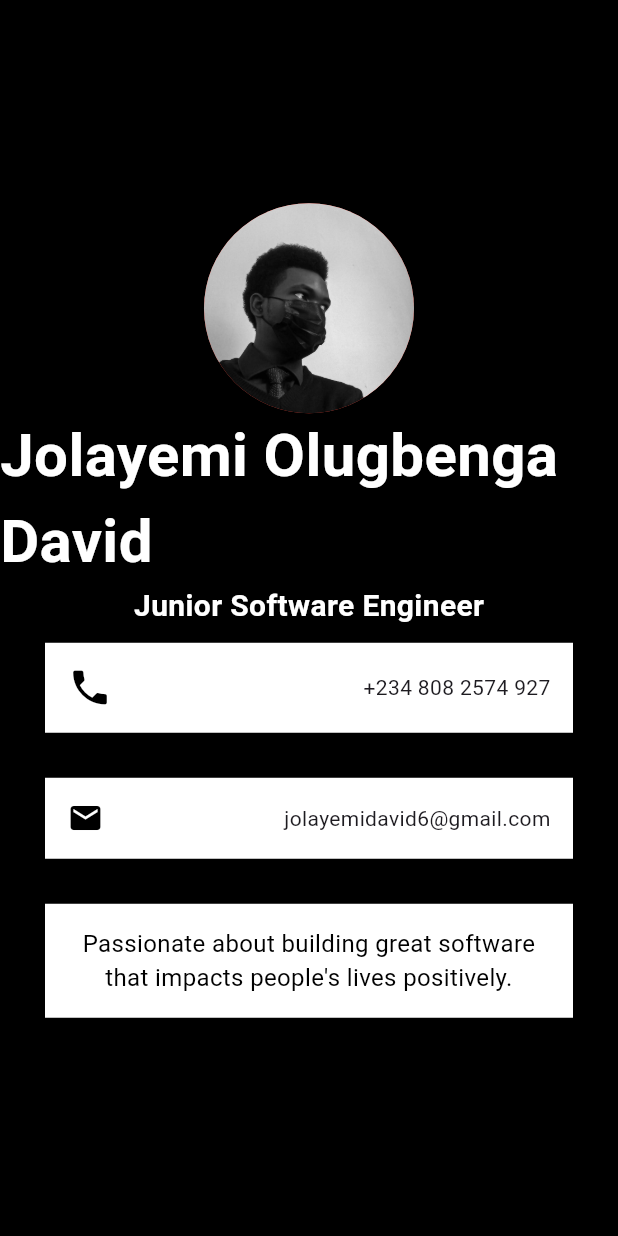
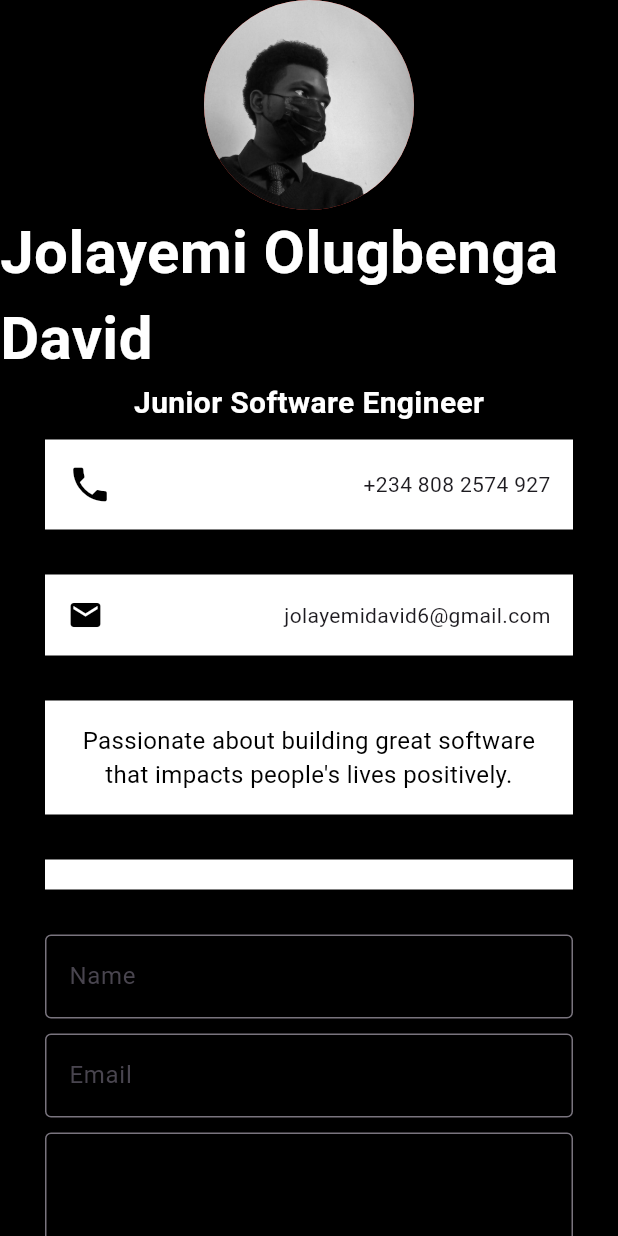
Before and after one commit to sky-hackeR/flutter_tut, a Flutter app: the screen it shows after launch, on a phone screen of 412 x 824 dp. Run offline on Flutter 3.47's test engine with Material 3 defaults, Android fonts, the phone set to English and light mode, and no system bars; Roboto replaces fonts that are missing (Pacifico).

Commit message:
Forms in flutter

```diff
--- a/lib/main.dart
+++ b/lib/main.dart
@@ -14,6 +14,7 @@ class App extends StatelessWidget {
         backgroundColor: Colors.black,
         body: SafeArea(
           child: Container(
+            child: SingleChildScrollView(
               child: Column(
                 mainAxisAlignment: MainAxisAlignment.center,
                 children: [
@@ -36,7 +37,8 @@ class App extends StatelessWidget {
                     style: TextStyle(
                       color: Colors.white,
                       fontSize: 20.0,
-                      fontWeight: FontWeight.bold),
+                      fontWeight: FontWeight.bold,
+                    ),
                   ),
                   Container(
                     color: Colors.white,
@@ -46,8 +48,8 @@ class App extends StatelessWidget {
                       mainAxisAlignment: MainAxisAlignment.spaceBetween,
                       children: [
                         Icon(Icons.phone, color: Colors.black, size: 30.0,),
-                      Text('+234 808 2574 927')
-                    ]
+                        Text('+234 808 2574 927'),
+                      ],
                     ),
                   ),
                   const SizedBox(
@@ -61,7 +63,7 @@ class App extends StatelessWidget {
                       mainAxisAlignment: MainAxisAlignment.spaceBetween,
                       children: [
                         Icon(Icons.email, color: Colors.black),
-                      Text('jolayemidavid6@gmail.com')
+                        Text('jolayemidavid6@gmail.com'),
                       ],
                     ),
                   ),
@@ -81,7 +83,23 @@ class App extends StatelessWidget {
                       ),
                     ),
                   ),
+                  const SizedBox(
+                    height: 10.0,
+                  ),
+                  Container(
+                    color: Colors.white,
+                    margin: const EdgeInsets.symmetric(horizontal: 30.0, vertical: 10.0),
+                    padding: const EdgeInsets.all(10.0),
+                  ),
+                  const SizedBox(
+                    height: 20.0,
+                  ),
+                  Padding(
+                    padding: const EdgeInsets.symmetric(horizontal: 30.0),
+                    child: const FillableForm(),
+                  ),
                 ],
+              ),
             ),
           ),
         ),
@@ -89,3 +107,85 @@ class App extends StatelessWidget {
     );
   }
 }
+
+class FillableForm extends StatefulWidget {
+  const FillableForm({Key? key}) : super(key: key);
+
+  @override
+  _FillableFormState createState() => _FillableFormState();
+}
+
+class _FillableFormState extends State<FillableForm> {
+  final _formKey = GlobalKey<FormState>();
+  final TextEditingController _nameController = TextEditingController();
+  final TextEditingController _emailController = TextEditingController();
+  final TextEditingController _messageController = TextEditingController();
+
+  @override
+  Widget build(BuildContext context) {
+    return Form(
+      key: _formKey,
+      child: Column(
+        children: [
+          TextFormField(
+            controller: _nameController,
+            decoration: const InputDecoration(
+              labelText: 'Name',
+              border: OutlineInputBorder(),
+            ),
+            validator: (value) {
+              if (value == null || value.isEmpty) {
+                return 'Please enter your name';
+              }
+              return null;
+            },
+          ),
+          const SizedBox(height: 10.0),
+          TextFormField(
+            controller: _emailController,
+            decoration: const InputDecoration(
+              labelText: 'Email',
+              border: OutlineInputBorder(),
+            ),
+            validator: (value) {
+              if (value == null || value.isEmpty) {
+                return 'Please enter your email';
+              }
+              if (!RegExp(r'^[^@]+@[^@]+\.[^@]+').hasMatch(value)) {
+                return 'Please enter a valid email address';
+              }
+              return null;
+            },
+          ),
+          const SizedBox(height: 10.0),
+          TextFormField(
+            controller: _messageController,
+            decoration: const InputDecoration(
+              labelText: 'Message',
+              border: OutlineInputBorder(),
+            ),
+            maxLines: 5,
+            validator: (value) {
+              if (value == null || value.isEmpty) {
+                return 'Please enter a message';
+              }
+              return null;
+            },
+          ),
+          const SizedBox(height: 20.0),
+          ElevatedButton(
+            onPressed: () {
+              if (_formKey.currentState!.validate()) {
+                // Handle form submission
+                ScaffoldMessenger.of(context).showSnackBar(
+                  const SnackBar(content: Text('Form submitted')),
+                );
+              }
+            },
+            child: const Text('Submit'),
+          ),
+        ],
+      ),
+    );
+  }
+}
```
Lines whose indentation alone changed are shown as unchanged.
